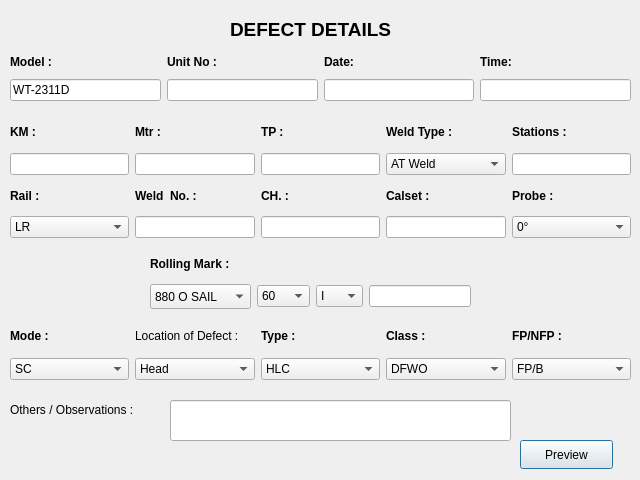
The window that testdetails.ui (parashyd/WeldTester) describes before a commit, drawn with Qt 5.
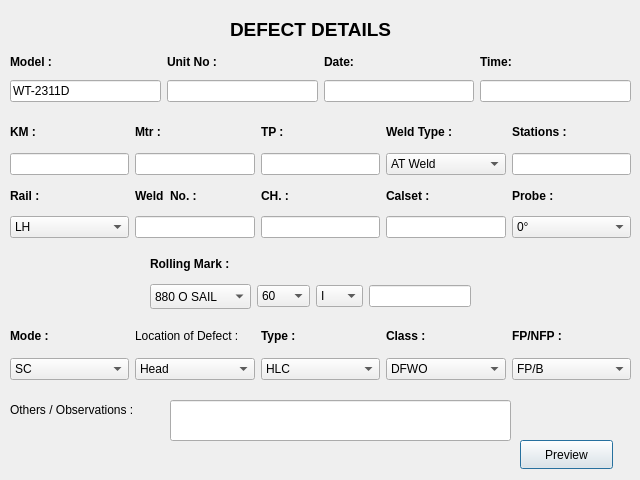
The same window after the commit.

The edit to the form file:
```diff
--- a/testdetails.ui
+++ b/testdetails.ui
@@ -83,7 +83,7 @@
      <x>10</x>
      <y>50</y>
      <width>621</width>
-     <height>51</height>
+     <height>52</height>
     </rect>
    </property>
    <layout class="QGridLayout" name="gridLayout">
@@ -305,7 +305,7 @@
      <widget class="QComboBox" name="comboBox_Rail">
       <item>
        <property name="text">
-        <string>LR</string>
+        <string>LH</string>
        </property>
       </item>
       <item>
```
Left out of the diff: 2 changed lines with no effect on the pictures.
